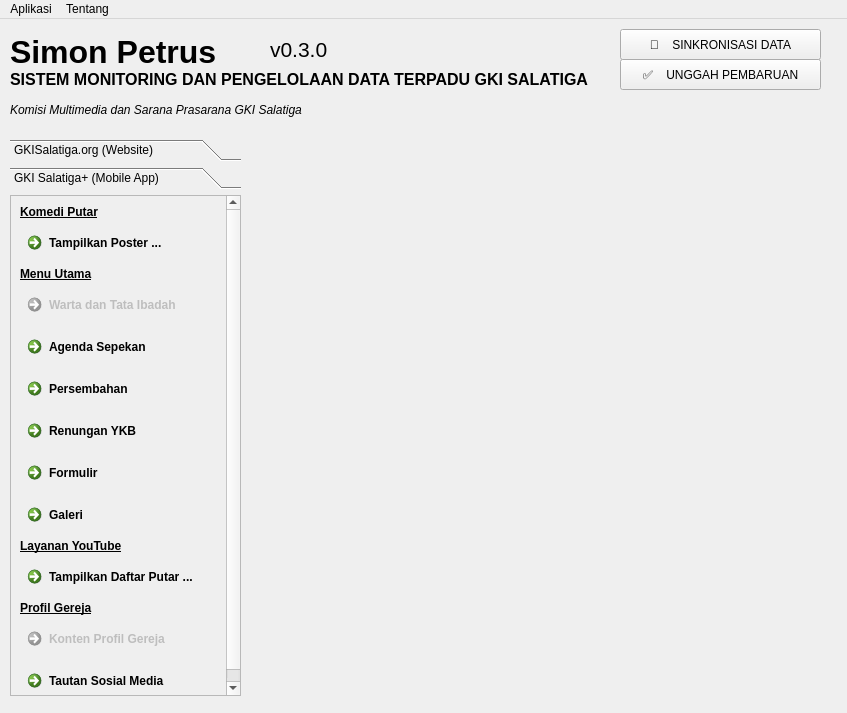
The window that qtdesigner-ui/screen_main.ui (gkisalatiga/simon-petrus) describes before a commit, drawn with Qt 5.
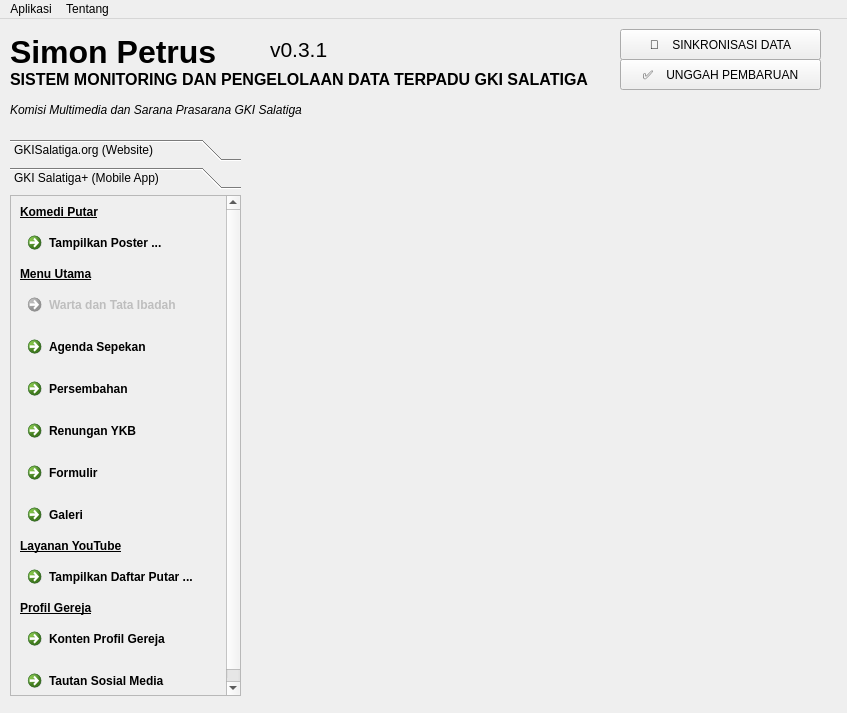
The same window after the commit. The open tabs and pages were chosen to show the change.

```diff
--- a/qtdesigner-ui/screen_main.ui
+++ b/qtdesigner-ui/screen_main.ui
@@ -118,8 +118,8 @@
       <rect>
        <x>0</x>
        <y>0</y>
-       <width>231</width>
-       <height>501</height>
+       <width>100</width>
+       <height>30</height>
       </rect>
      </property>
      <attribute name="label">
@@ -160,7 +160,7 @@
         <rect>
          <x>0</x>
          <y>0</y>
-         <width>215</width>
+         <width>193</width>
          <height>520</height>
         </rect>
        </property>
@@ -307,7 +307,7 @@
         <item>
          <widget class="QCommandLinkButton" name="commandLinkButton_4">
           <property name="enabled">
-           <bool>false</bool>
+           <bool>true</bool>
           </property>
           <property name="text">
            <string>Konten Profil Gereja</string>
@@ -394,7 +394,7 @@
      </font>
     </property>
     <property name="text">
-     <string>v0.3.0</string>
+     <string>v0.3.1</string>
     </property>
     <property name="alignment">
      <set>Qt::AlignLeading|Qt::AlignLeft|Qt::AlignVCenter</set>
```
Left out of the diff: 2 changed lines with no effect on the pictures.
